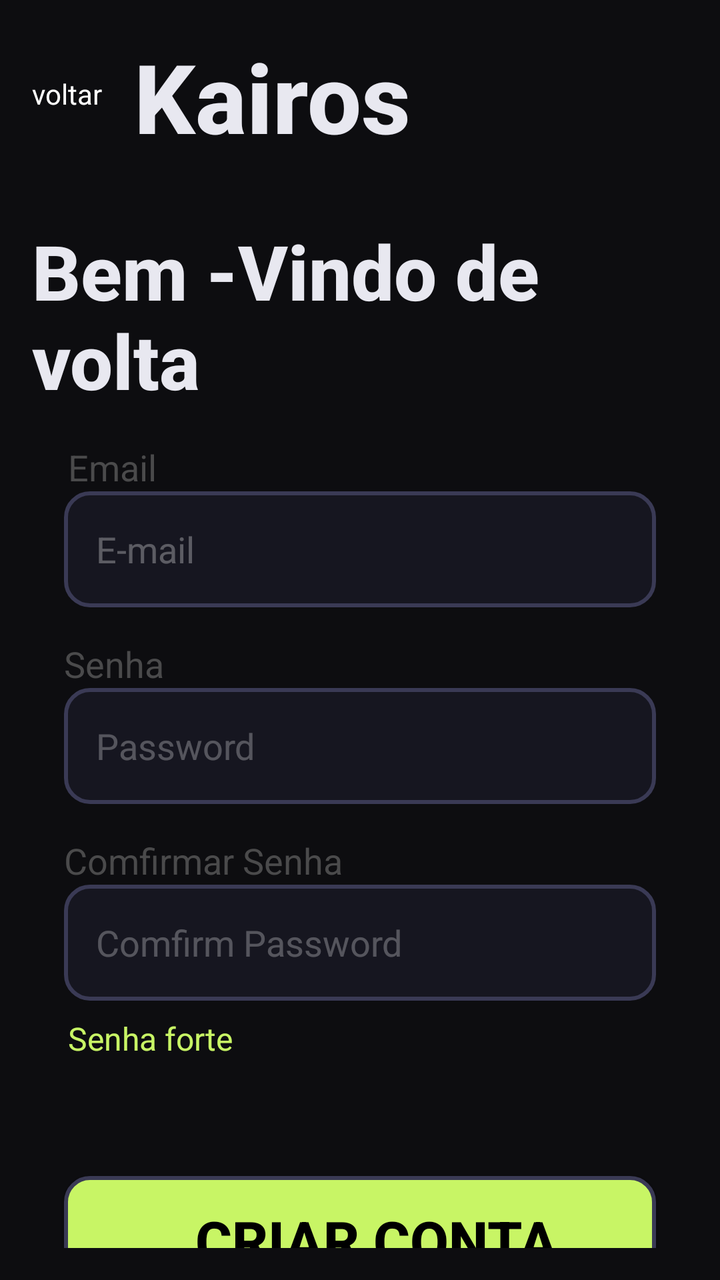
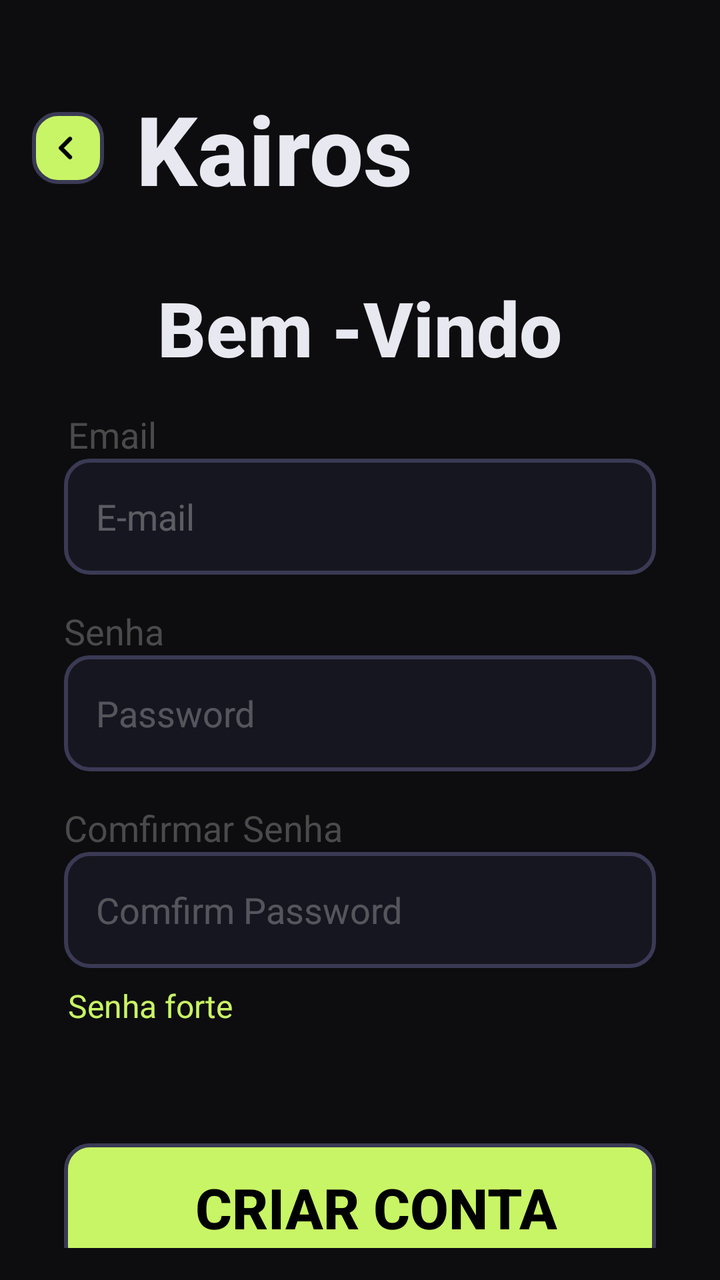

Screens rendered from an Android XML layout before and after an edit, with the pre-edit source and the edit as a unified diff.
<!-- AndroidManifest.xml: application theme Theme.KairosFlowApp -->
<!-- res/layout/fragment_registro.xml -->
<?xml version="1.0" encoding="utf-8"?>
<LinearLayout xmlns:android="http://schemas.android.com/apk/res/android"
    xmlns:tools="http://schemas.android.com/tools"
    android:layout_width="match_parent"
    android:layout_height="match_parent"
    android:orientation="vertical"
    tools:context=".Ui.Auth.RegistroFragment">

    <com.google.android.material.appbar.AppBarLayout
        android:id="@+id/appbarRegister"
        android:layout_width="match_parent"
        android:layout_height="wrap_content">

        <androidx.appcompat.widget.Toolbar
            android:id="@+id/toolbar"
            android:layout_width="match_parent"
            android:paddingTop="16dp"
            android:layout_height="78dp"
            android:background="@color/background">

            <TextView
                android:id="@+id/tv_voltar"
                android:layout_width="wrap_content"
                android:layout_height="wrap_content"
                android:text="voltar"
                android:textColor="@color/white"/>

            <TextView
                android:layout_width="wrap_content"
                android:layout_height="match_parent"
                android:fontFamily="sans-serif-medium"
                android:textStyle="bold"
                android:paddingLeft="16dp"
                android:text="Kairos"
                android:textColor="@color/txt_color"
                android:textSize="48sp" />


        </androidx.appcompat.widget.Toolbar>
    </com.google.android.material.appbar.AppBarLayout>

    <LinearLayout
        android:id="@+id/linearLayout"
        android:layout_width="match_parent"
        android:layout_height="match_parent"
        android:background="@color/background"
        android:orientation="vertical"
        android:padding="16dp">


        <TextView
            android:layout_width="wrap_content"
            android:layout_height="wrap_content"
            android:fontFamily="sans-serif-medium"
            android:textStyle="bold"
            android:layout_marginTop="16dp"
            android:text="Bem -Vindo de volta"
            android:layout_gravity="center"
            android:textColor="@color/txt_color"
            android:textSize="38sp" />



        <TextView
            android:id="@+id/tv_emailRegistro"
            android:layout_width="wrap_content"
            android:layout_height="wrap_content"
            android:text="Email"
            android:textColor="#4A4A4B"
            android:paddingLeft="18dp"
            android:layout_marginTop="16dp"
            android:textStyle="normal"
            android:textSize="18sp"/>

        <EditText
            android:id="@+id/edt_emailRegistro"
            android:layout_width="match_parent"
            android:layout_height="58dp"
            android:textColorHint="#4DFFFFFF"
            android:hint="E-mail"
            android:inputType="textEmailAddress"
            android:background="@drawable/bg_edt_text"
            android:layout_marginEnd="16dp"
            android:layout_marginStart="16dp"/>



        <TextView
            android:id="@+id/tv_passwordRegistro"
            android:layout_width="wrap_content"
            android:layout_height="wrap_content"
            android:text="Senha"
            android:textColor="#4A4A4B"
            android:paddingLeft="16dp"
            android:layout_marginTop="16dp"
            android:textStyle="normal"
            android:textSize="18sp"/>

        <EditText
            android:id="@+id/edt_password"
            android:layout_width="match_parent"
            android:layout_height="58dp"
            android:background="@drawable/bg_edt_text"
            android:inputType="textPassword"
            android:hint="Password"
            android:textColorHint="#46FFFFFF"
            android:layout_marginEnd="16dp"
            android:layout_marginStart="16dp"/>

        <TextView
            android:id="@+id/tv_confirmSenhaRegistro"
            android:layout_width="wrap_content"
            android:layout_height="wrap_content"
            android:text="Comfirmar Senha"
            android:textColor="#4A4A4B"
            android:paddingLeft="16dp"
            android:layout_marginTop="16dp"
            android:textStyle="normal"
            android:textSize="18sp"/>

        <EditText
            android:id="@+id/edt_confirmPasswordRegistro"
            android:layout_width="match_parent"
            android:layout_height="58dp"
            android:background="@drawable/bg_edt_text"
            android:inputType="textPassword"
            android:hint="Comfirm Password"
            android:textColorHint="#46FFFFFF"
            android:layout_marginEnd="16dp"
            android:layout_marginStart="16dp"/>


        <TextView
            android:id="@+id/forcaSenhaRegistro"
            android:layout_width="wrap_content"
            android:layout_height="wrap_content"
            android:text="Senha forte"
            android:layout_marginTop="8dp"
            android:layout_gravity="start"
            android:textColorHint="#83FFFFFF"
            android:layout_marginStart="18dp"
            android:textColor="@color/primary_color_app"
            android:textStyle="normal"
            android:textSize="16sp"/>


        <androidx.appcompat.widget.AppCompatButton
            android:id="@+id/btn_criarConta"
            android:layout_width="match_parent"
            android:layout_height="64dp"
            android:focusable="true"
            android:text="Criar conta"
            android:textColor="@color/black"
            android:textSize="28sp"
            android:textStyle="bold"
            android:background="@drawable/bg_btn_primary"
            android:layout_marginStart="16dp"
            android:layout_marginEnd="16dp"
            android:layout_marginTop="58dp"/>


        <TextView
            android:layout_width="match_parent"
            android:layout_height="wrap_content"
            android:text="---------------------------- ou ----------------------------"
            android:layout_marginTop="8dp"
            android:gravity="center"
            android:layout_marginStart="16dp"
            android:layout_marginEnd="16dp"
            android:textColor="@color/primary_color_app"
            android:textStyle="normal"
            android:textSize="16sp"/>



        <TextView
            android:id="@+id/tv_entrarRegistro"
            android:layout_width="wrap_content"
            android:layout_height="wrap_content"
            android:textSize="18sp"
            android:textColor="#4A4A4B"
            android:text="Já tem conta? Entrar"
            android:layout_marginTop="16dp"
            android:layout_gravity="center"/>



    </LinearLayout>


</LinearLayout>
<!-- resources referenced by this layout -->
<resources>
  <color name="background">#0D0D10</color>
  <color name="black">#FF000000</color>
  <color name="primary_color_app">#C8F565</color>
  <color name="txt_color">#E8E8F0</color>
  <color name="white">#FFFFFFFF</color>
  <!-- drawable bg_btn_primary (drawable) -->
  <?xml version="1.0" encoding="utf-8"?>
  <shape xmlns:android="http://schemas.android.com/apk/res/android"
      android:shape="rectangle">
  
      <corners android:radius="12dp"/>
  
      <solid android:color="#C8F565"/>
      <padding
          android:bottom="0dp"
          android:top="0dp"
          android:left="16dp"
          android:right="0dp"/>
  
      <stroke android:color="#3A3A55"
          android:width="2dp"/>
  
  </shape>
  <!-- drawable bg_edt_text (drawable) -->
  <?xml version="1.0" encoding="utf-8"?>
  <shape xmlns:android="http://schemas.android.com/apk/res/android"
      android:shape="rectangle">
  
      <corners android:radius="12dp"/>
  
      <solid android:color="#161620"/>
      <padding
          android:bottom="0dp"
          android:top="0dp"
          android:left="16dp"
          android:right="0dp"/>
  
      <stroke android:color="#3A3A55"
          android:width="2dp"/>
  
  
  
  
  </shape>
  <style name="Theme.KairosFlowApp" parent="Base.Theme.KairosFlowApp" />
  <style name="Base.Theme.KairosFlowApp" parent="Theme.AppCompat.DayNight.NoActionBar">
  
      </style>
</resources>

<!-- the commit's change to res/layout/fragment_registro.xml (unified diff, before → after) -->
@@ -14,16 +14,19 @@
         <androidx.appcompat.widget.Toolbar
             android:id="@+id/toolbar"
             android:layout_width="match_parent"
-            android:paddingTop="16dp"
-            android:layout_height="78dp"
+            android:paddingTop="42dp"
+            android:layout_height="match_parent"
             android:background="@color/background">
 
-            <TextView
-                android:id="@+id/tv_voltar"
-                android:layout_width="wrap_content"
-                android:layout_height="wrap_content"
-                android:text="voltar"
-                android:textColor="@color/white"/>
+            <ImageButton
+                android:id="@+id/btn_voltarRegistro"
+                android:layout_width="36dp"
+                android:layout_height="36dp"
+                android:contentDescription="voltar"
+                android:scaleType="centerCrop"
+                android:padding="6dp"
+                android:background="@drawable/bg_btn_primary"
+                android:src="@drawable/ic_arrow_compact_left" />
 
             <TextView
                 android:layout_width="wrap_content"
@@ -54,7 +57,7 @@
             android:fontFamily="sans-serif-medium"
             android:textStyle="bold"
             android:layout_marginTop="16dp"
-            android:text="Bem -Vindo de volta"
+            android:text="Bem -Vindo"
             android:layout_gravity="center"
             android:textColor="@color/txt_color"
             android:textSize="38sp" />
<!-- resource entries referenced after the edit -->
@@ -4,7 +4,6 @@
   <color name="black">#FF000000</color>
   <color name="primary_color_app">#C8F565</color>
   <color name="txt_color">#E8E8F0</color>
-  <color name="white">#FFFFFFFF</color>
   <!-- drawable bg_btn_primary (drawable) -->
   <?xml version="1.0" encoding="utf-8"?>
   <shape xmlns:android="http://schemas.android.com/apk/res/android"
@@ -44,6 +43,7 @@
   
   
   </shape>
+  <!-- drawable ic_arrow_compact_left: png bitmap (drawable, 429 bytes) -->
   <style name="Theme.KairosFlowApp" parent="Base.Theme.KairosFlowApp" />
   <style name="Base.Theme.KairosFlowApp" parent="Theme.AppCompat.DayNight.NoActionBar">
   
